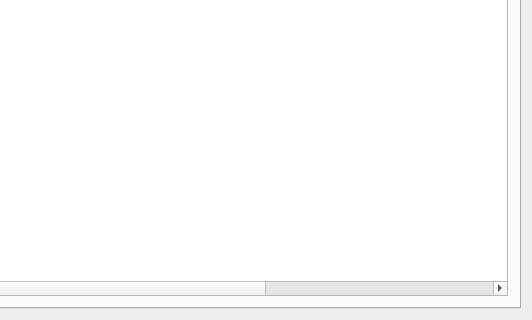
Above: amms_planop2xls/mainwindow.ui from mpasternak/amms-planop2xls before the change; both pictures show x 382 to 914 and y 356 to 676 of the 914 by 676 pixel window. Below: the same form after it.
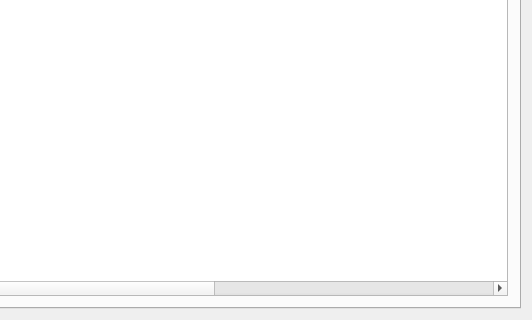
That is the form after the change. The open tabs and pages were chosen to show the change. Icons and pictures are not drawn.

Commit message:
Napraw help text; startuj od taba „Plan operacyjny”, dodaj kolumnę „Znieczulenie” do planu operacyjnego.
[skip ci]

What changed in the file:
```diff
--- a/amms_planop2xls/mainwindow.ui
+++ b/amms_planop2xls/mainwindow.ui
@@ -200,6 +200,11 @@
             <string>Zabieg</string>
            </property>
           </column>
+          <column>
+           <property name="text">
+            <string>Znieczulenie</string>
+           </property>
+          </column>
          </widget>
         </item>
        </layout>
```
Left out of the diff: 10 changed lines with no effect on the pictures.
